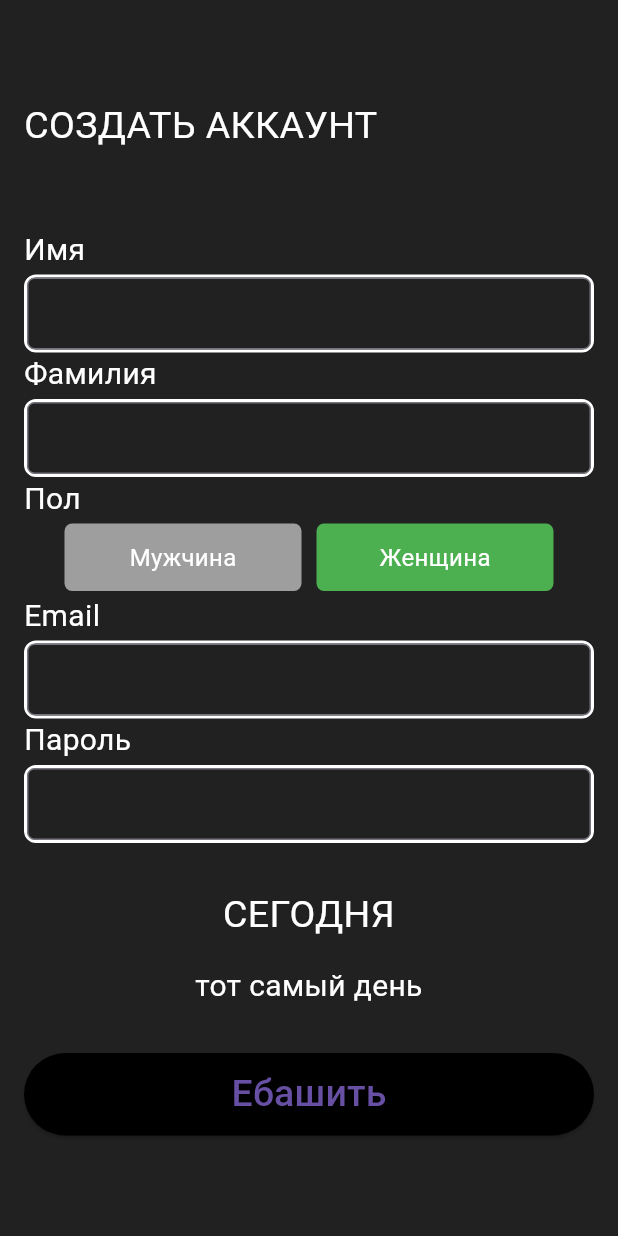
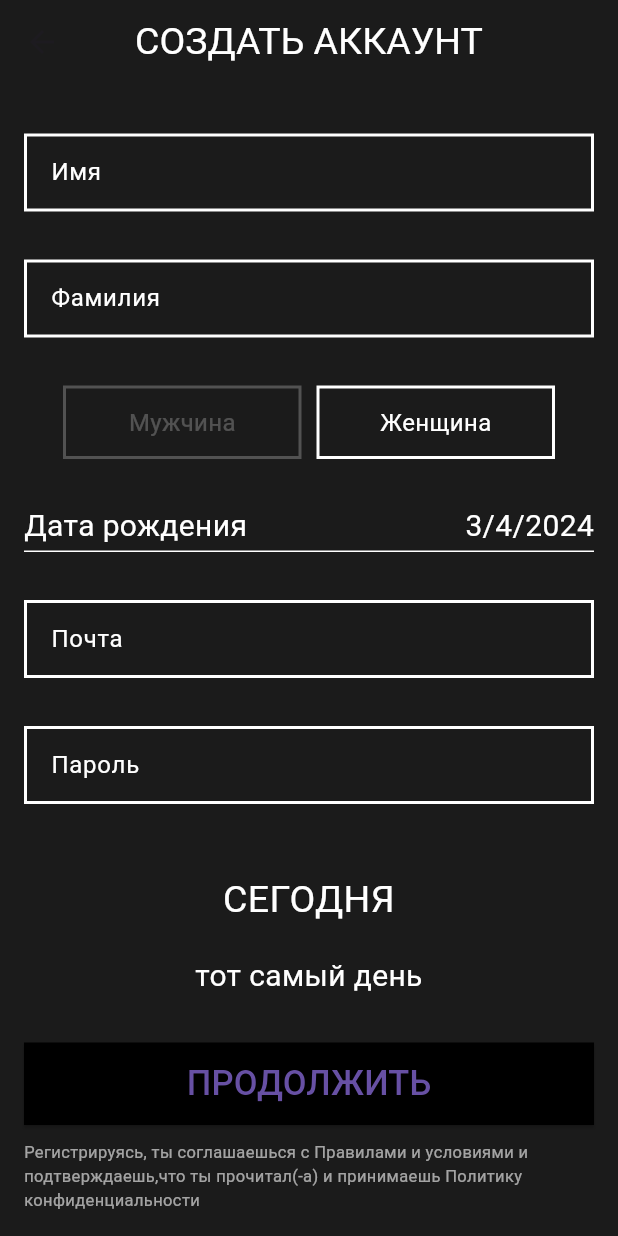
Before and after one commit to Quceara/BAZA-trainer, a Flutter app: the RegistrationPage screen opened directly, on a phone screen of 412 x 824 dp. Run offline on Flutter 3.47's test engine with Material 3 defaults, Android fonts, the phone set to English and light mode, and no system bars; network calls fail.

Commit message:
кароче работта идет

```diff
--- a/bazatrainer/lib/main.dart
+++ b/bazatrainer/lib/main.dart
@@ -1,10 +1,13 @@
 import 'package:flutter/material.dart';
+import 'package:flutter/services.dart';
 import 'registration.dart';
 import 'first_launch.dart';
 import 'profile.dart';
+import 'input.dart';
 
 void main() {
   runApp(BazaTrainerApp());
+
 }
 
 class BazaTrainerApp extends StatelessWidget {
--- a/bazatrainer/lib/registration.dart
+++ b/bazatrainer/lib/registration.dart
@@ -1,12 +1,39 @@
+import 'package:bazatrainer/first_launch.dart';
 import 'package:flutter/material.dart';
 import 'profile.dart';
+import 'calendar.dart';
 
 class RegistrationPage extends StatelessWidget {
   @override
   Widget build(BuildContext context) {
     return Scaffold(
+      resizeToAvoidBottomInset: false,
+      appBar: AppBar(
+        centerTitle: true,
+        title: Text(
+          'СОЗДАТЬ АККАУНТ',
+          style: TextStyle(
+            color: Colors.white,
+            fontSize: 25,
+          ),
+        ),
+        automaticallyImplyLeading: false,
+        elevation: 0,
+        backgroundColor: Color.fromRGBO(27, 27, 27, 1),
+        leading: IconButton(
+          icon: Icon(Icons.arrow_back),
+          onPressed: () {
+            Navigator.pushReplacement(
+              context,
+              MaterialPageRoute(
+                builder: (context) => first_launch_build(),
+              ),
+            );
+          },
+        ),
+      ),
       body: Container(
-        color: Color.fromRGBO(33, 33, 33, 1), // Серый фон
+        color: Color.fromRGBO(27, 27, 27, 1), // Серый фон
         child: RegisterForm(),
       ),
     );
@@ -19,12 +46,33 @@ class RegisterForm extends StatefulWidget {
 }
 
 class _RegisterFormState extends State<RegisterForm> {
+
   final _formKey = GlobalKey<FormState>();
   TextEditingController _emailController = TextEditingController();
   TextEditingController _passwordController = TextEditingController();
   TextEditingController _nameController = TextEditingController();
   TextEditingController _surnameController = TextEditingController();
   bool isButton1Pressed = false;
+  bool isDatePickerVisible = false;
+  int _selectedDay = DateTime.now().day;
+  int _selectedMonth = DateTime.now().month;
+  int _selectedYear = DateTime.now().year;
+
+  // FocusNode для каждого текстового поля
+  FocusNode _nameFocus = FocusNode();
+  FocusNode _surnameFocus = FocusNode();
+  FocusNode _emailFocus = FocusNode();
+  FocusNode _passwordFocus = FocusNode();
+
+  @override
+  void dispose() {
+    // Освобождаем ресурсы FocusNode
+    _nameFocus.dispose();
+    _surnameFocus.dispose();
+    _emailFocus.dispose();
+    _passwordFocus.dispose();
+    super.dispose();
+  }
 
   @override
   Widget build(BuildContext context) {
@@ -36,32 +84,21 @@ class _RegisterFormState extends State<RegisterForm> {
         child: Column(
           crossAxisAlignment: CrossAxisAlignment.stretch,
           children: [
-            SizedBox(height: 50.0),
-            Text('СОЗДАТЬ АККАУНТ',
-              style: TextStyle(
-                color: Colors.white,
-                fontSize: 25,
-              ),
-            ),
-            SizedBox(height: 50.0),
-            buildText(_nameController, 'Имя'),
-            buildText(_surnameController, 'Фамилия'),
-            Align(
-              alignment: Alignment.centerLeft,
-              child:
-              Text(
-                'Пол',
-                style: TextStyle(
-                  color: Colors.white,
-                  fontSize: 20,
-                ),
-              ),
-            ),
-            SizedBox(height: 2.0),
+            Expanded(
+              // Используем Expanded для растяжения SingleChildScrollView
+              child: SingleChildScrollView(
+                // Определяем область прокрутки
+                child: Column(
+                  crossAxisAlignment: CrossAxisAlignment.stretch,
+                  children: [
+                    SizedBox(height: 15.0),
+                    buildText(_nameController, 'Имя', focusNode: _nameFocus),
+                    SizedBox(height: 30.0),
+                    buildText(_surnameController, 'Фамилия', focusNode: _surnameFocus),
+                    SizedBox(height: 32.0),
                     Row(
                       mainAxisAlignment: MainAxisAlignment.center,
                       children: [
-
                         BuildCustomButton(
                           buttonText: 'Мужчина',
                           onPressed: () {
@@ -71,7 +108,6 @@ class _RegisterFormState extends State<RegisterForm> {
                           },
                           isPressed: isButton1Pressed,
                         ),
-                // Вторая кнопка
                         SizedBox(width: 10.0),
                         BuildCustomButton(
                           buttonText: 'Женщина',
@@ -84,19 +120,79 @@ class _RegisterFormState extends State<RegisterForm> {
                         ),
                       ],
                     ),
+                    SizedBox(height: 30.0),
+                    GestureDetector(
+                      onTap: () {
+                        setState(() {
+                          isDatePickerVisible = !isDatePickerVisible;
+                        });
+                      },
+                      child: Row(
+                        children: [
+                          Text(
+                            "Дата рождения",
+                            style: TextStyle(color: Colors.white, fontSize: 20),
+                          ),
+                          Expanded(
+                            child: Align(
+                              alignment: Alignment.centerRight,
+                              child: Text(
+                                '$_selectedDay/$_selectedMonth/$_selectedYear',
+                                style: TextStyle(fontSize: 20, color: Colors.white),
+                              ),
+                            ),
+                          ),
+                        ],
+                      ),
+                    ),
                     SizedBox(height: 2.0),
-            buildText(_emailController, 'Email'),
-            buildText(_passwordController, 'Пароль'),
+                    Container(
+                      height: 1.0,
+                      color: Colors.white,
+                    ),
+                    Visibility(
+                      visible: !isKeyboardVisible(context) && isDatePickerVisible,
+                      child: SizedBox(
+                        height: 166,
+                        child: Padding(
+                          padding: const EdgeInsets.symmetric(vertical: 8.0),
+                          child: DatePickerDemo(
+                            initialValueDay: _selectedDay,
+                            initialValueMonth: _selectedMonth,
+                            initialValueYear: _selectedYear,
+                            maxYear: DateTime.now().year,
+                            onDateChanged: (day, month, year) {
+                              setState(() {
+                                _selectedDay = day;
+                                _selectedMonth = month;
+                                _selectedYear = year;
+                              });
+                            },
+                            backgroundColor: Color.fromRGBO(27, 27, 27, 1), // Цвет фона
+                          ),
+                        ),
+                      ),
+                    ),
                     SizedBox(height: 30.0),
-            Text('СЕГОДНЯ',
+                    buildText(_emailController, 'Почта', focusNode: _emailFocus),
+                    SizedBox(height: 30.0),
+                    buildText(_passwordController, 'Пароль', focusNode: _passwordFocus),
+                    SizedBox(height: 3.0),
+                  ],
+                ),
+              ),
+            ),
+            Text(
+              'СЕГОДНЯ',
               textAlign: TextAlign.center,
               style: TextStyle(
                 color: Colors.white,
                 fontSize: 25,
               ),
             ),
-            SizedBox(height: 15.0),
-            Text('тот самый день',
+            SizedBox(height: 18.0),
+            Text(
+              'тот самый день',
               textAlign: TextAlign.center,
               style: TextStyle(
                 color: Colors.white,
@@ -107,82 +203,53 @@ class _RegisterFormState extends State<RegisterForm> {
             ElevatedButton(
               style: ElevatedButton.styleFrom(
                 backgroundColor: Colors.black,
-                fixedSize: Size(100, 55)
+                fixedSize: Size(100, 55),
+                shape: RoundedRectangleBorder(
+                  borderRadius: BorderRadius.zero,
+                ),
               ),
               onPressed: () {
-                Navigator.push(
+                Navigator.pushReplacement(
                   context,
                   MaterialPageRoute(
                     builder: (context) => ProfilePage(),
                   ),
                 );
-                // if (_formKey.currentState != null && _formKey.currentState!.validate()) {
-                //   // Отправить данные регистрации
-                //   String name = _nameController.text;
-                //   String surname = _surnameController.text;
-                //   String email = _emailController.text;
-                //   String password = _passwordController.text;
-                //   if (name.trim().isEmpty || surname.trim().isEmpty || email.trim().isEmpty || password.trim().isEmpty) {
-                //     // Если какое-то поле не заполнено, выдаем сообщение и не отправляем форму
-                //     ScaffoldMessenger.of(context).showSnackBar(
-                //       SnackBar(content: Text('Пожалуйста заполните все поля!')),
-                //     );
-                //   } else {
-                //     // Здесь вы можете выполнить логику регистрации
-                //     // Например, отправить запрос на сервер или выполнить локальное сохранение
-                //     // после чего перейти на другой экран
-                //     Navigator.push(
-                //       context,
-                //       MaterialPageRoute(
-                //         builder: (context) => RegistrationSuccessScreen(),
-                //       ),
-                //     );
-                //   }
-                // }
               },
-              child: Text('Ебашить',
+              child: Text(
+                'ПРОДОЛЖИТЬ',
                 style: TextStyle(
-                  fontSize: 25,
+                  fontSize: 23,
                 ),
               ),
             ),
+            SizedBox(height: 10,),
+            Row(
+              children: [
+                Text('Регистрируясь, ты соглашаешься с Правилами и условиями и\nподтверждаешь,что ты прочитал(-а) и принимаешь Политику\nконфиденциальности',
+                  softWrap: true,
+                  style: TextStyle(
+                    color: Colors.white60,
+                    fontSize: 11
+                  ),
+                ),
+                SizedBox(height: 30,)
+              ],
+            )
           ],
         ),
       ),
     );
   }
+
+  bool isKeyboardVisible(BuildContext context) {
+    final viewInsets = MediaQuery.of(context).viewInsets;
+    return viewInsets.bottom > 0;
   }
 
-class RegistrationSuccessScreen extends StatelessWidget {
-  @override
-  Widget build(BuildContext context) {
-    return Scaffold(
-      appBar: AppBar(
-        title: Text('Registration Success'),
-      ),
-      body: Center(
-        child: Text('Registration Successful!'),
-      ),
-    );
-  }
-}
-
-Widget buildText(TextEditingController controller, String label) {
+  Widget buildText(TextEditingController controller, String label, {FocusNode? focusNode}) {
     return Column(
-    children:<Widget>
-    [
-      Align(
-        alignment: Alignment.centerLeft,
-        child:
-        Text(
-          label,
-          style: TextStyle(
-            color: Colors.white,
-            fontSize: 20,
-          ),
-        ),
-
-      ),
+        children:<Widget>[
           SizedBox(height: 2.0),
           Container(
             decoration: BoxDecoration(
@@ -190,19 +257,24 @@ Widget buildText(TextEditingController controller, String label) {
                 color: Colors.white,
                 width: 2,
               ),
-          color: Color.fromRGBO(33, 33, 33, 1),
-          borderRadius: BorderRadius.circular(8.0),
+              color: Colors.transparent,
             ),
-        child:
-        TextFormField(
+            child: TextFormField(
               controller: controller,
+              focusNode: focusNode,
               style: TextStyle(
-            color: Colors.white
+                  color: Colors.white,
+                  fontSize: 20
               ),
               decoration: InputDecoration(
-            contentPadding: EdgeInsets.fromLTRB(12, 1, 1, 1), // Подгоняем значения отступов
+                labelText: label,
+                labelStyle: TextStyle(
+                    color: Colors.white,
+                    backgroundColor: Color.fromRGBO(27, 27, 27, 1)
+                ),
+                contentPadding: EdgeInsets.fromLTRB(12, 8, 12, 8),
                 border: OutlineInputBorder(
-              borderRadius: BorderRadius.circular(5.0),
+                  borderSide: BorderSide.none,
                 ),
               ),
             ),
@@ -210,6 +282,7 @@ Widget buildText(TextEditingController controller, String label) {
         ]
     );
   }
+
   Widget BuildCustomButton({
     required String buttonText,
     required VoidCallback onPressed,
@@ -218,24 +291,28 @@ Widget BuildCustomButton({
     return InkWell(
       onTap: onPressed,
       child: Container(
-
         padding: EdgeInsets.all(11),
         decoration: BoxDecoration(
-        borderRadius: BorderRadius.circular(5),
-        color: isPressed ? Colors.green : Colors.grey, // Изменяем цвет кнопки в зависимости от состояния
+          color: Color.fromRGBO(27, 27, 27, 1),
+          border: Border.all(
+            color: isPressed ? Colors.white : Colors.white24,
+            width: 2.0,
+          ),
+          //color: isPressed ? Colors.green : Colors.grey,
         ),
         child: SizedBox(
-        width: 136,
+          width: 133,
           child: Center(
             child: Text(
               buttonText,
               style: TextStyle(
-              color: Colors.white,
+                color: isPressed ? Colors.white : Colors.white24,
                 fontSize: 16,
               ),
             ),
           ),
-      )
+        ),
       ),
     );
   }
+}
--- a/bazatrainer/pubspec.yaml
+++ b/bazatrainer/pubspec.yaml
@@ -52,16 +52,14 @@ dev_dependencies:
 
 # The following section is specific to Flutter packages.
 flutter:
-
   # The following line ensures that the Material Icons font is
   # included with your application, so that you can use the icons in
   # the material Icons class.
   uses-material-design: true
 
   # To add assets to your application, add an assets section, like this:
-  # assets:
-  #   - images/a_dot_burr.jpeg
-  #   - images/a_dot_ham.jpeg
+  assets:
+    - assets/pictures/
 
   # An image asset can refer to one or more resolution-specific "variants", see
   # https://flutter.dev/assets-and-images/#resolution-aware
```
Also changed, not shown: bazatrainer/lib/input.dart (added, +232 -0 lines), bazatrainer/lib/password_validator.dart (added, +26 -0 lines), bazatrainer/lib/profile.dart (+27 -10 lines), bazatrainer/lib/password_recovery.dart (added). Lines whose indentation alone changed are shown as unchanged.
